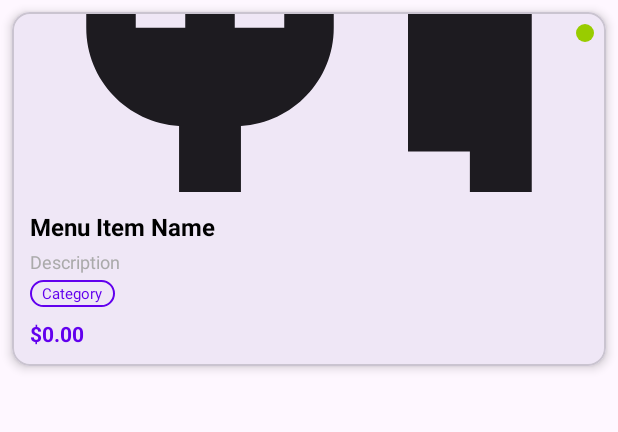
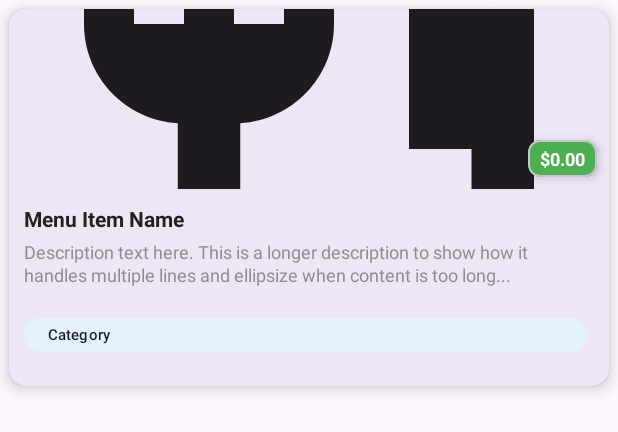
Before and after one commit to Thinhnthe172159/AndroidApp-FoodOrder, an Android app: the layout item_menu.xml on its own in the app's theme, with its tools: preview values and no code run, on a phone screen of 412 x 824 dp. Shown: the top 432 px of the screen. Run offline under Robolectric (Android 15) with nearby library versions, the phone set to English and light mode, and no system bars; network calls fail.

```diff
--- /dev/null
+++ b/app/src/main/java/com/fu/thinh_nguyen/qrfoodorder/data/model/OrderItemStatus.java
@@ -0,0 +1,22 @@
+package com.fu.thinh_nguyen.qrfoodorder.data.model;
+
+public class OrderItemStatus {
+    public static String PENDING = "Pending";
+    public static String Serving = "Serving";
+    public static String Canncel = "Canncel";
+    public static String Paid = "Paid";
+    public static String Update = "Update";
+
+    public static String getStatusText(String status) {
+        if (status == null) return "Không xác định";
+
+        switch (status) {
+            case "Pending": return "Chờ xử lý";
+            case "Serving": return "Đang phục vụ";
+            case "Update": return "Cập nhật món";
+            case "Canncel": return "Đã hủy";
+            case "Paid": return "Đã thanh toán";
+            default: return status;
+        }
+    }
+}
--- a/app/src/main/java/com/fu/thinh_nguyen/qrfoodorder/ui/adapter/MenuItemAdapter.java
+++ b/app/src/main/java/com/fu/thinh_nguyen/qrfoodorder/ui/adapter/MenuItemAdapter.java
@@ -69,7 +69,6 @@ public class MenuItemAdapter extends RecyclerView.Adapter<MenuItemAdapter.MenuIt
         private TextView descriptionTextView;
         private TextView priceTextView;
         private TextView categoryTextView;
-        private View availabilityIndicator;
 
         public MenuItemViewHolder(@NonNull View itemView) {
             super(itemView);
@@ -78,7 +77,6 @@ public class MenuItemAdapter extends RecyclerView.Adapter<MenuItemAdapter.MenuIt
             descriptionTextView = itemView.findViewById(R.id.menuItemDescription);
             priceTextView = itemView.findViewById(R.id.menuItemPrice);
             categoryTextView = itemView.findViewById(R.id.menuItemCategory);
-            availabilityIndicator = itemView.findViewById(R.id.availabilityIndicator);
 
             itemView.setOnClickListener(v -> {
                 if (listener != null && getAdapterPosition() != RecyclerView.NO_POSITION) {
@@ -110,15 +108,6 @@ public class MenuItemAdapter extends RecyclerView.Adapter<MenuItemAdapter.MenuIt
                 categoryTextView.setVisibility(View.GONE);
             }
 
-            // Set availability indicator
-            if (menuItem.getIsAvailable() != null && menuItem.getIsAvailable()) {
-                availabilityIndicator.setBackgroundColor(context.getResources().getColor(android.R.color.holo_green_light));
-                itemView.setAlpha(1.0f);
-            } else {
-                availabilityIndicator.setBackgroundColor(context.getResources().getColor(android.R.color.holo_red_light));
-                itemView.setAlpha(0.6f);
-            }
-
             // Load image - ĐƠN GIẢN HƠN NHIỀU
             loadMenuItemImage(menuItem);
         }
--- a/app/src/main/java/com/fu/thinh_nguyen/qrfoodorder/ui/adapter/OrderItemAdapter2.java
+++ b/app/src/main/java/com/fu/thinh_nguyen/qrfoodorder/ui/adapter/OrderItemAdapter2.java
@@ -18,6 +18,7 @@ import com.bumptech.glide.Glide;
 import com.fu.thinh_nguyen.qrfoodorder.R;
 import com.fu.thinh_nguyen.qrfoodorder.data.api.OrderService;
 import com.fu.thinh_nguyen.qrfoodorder.data.model.OrderItemDto;
+import com.fu.thinh_nguyen.qrfoodorder.data.model.OrderItemStatus;
 import com.fu.thinh_nguyen.qrfoodorder.data.network.RetrofitClient;
 import com.fu.thinh_nguyen.qrfoodorder.data.prefs.TokenManager;
 import com.fu.thinh_nguyen.qrfoodorder.ui.customer.ViewOrderItemDetailActivity;
@@ -71,7 +72,7 @@ public class OrderItemAdapter2 extends RecyclerView.Adapter<OrderItemAdapter2.It
 
         holder.txtPrice.setText("Giá: " + formatVND((double)item.getPrice()));
 
-        holder.txtTime.setText(item.getStatus());
+        holder.txtTime.setText(OrderItemStatus.getStatusText(item.getStatus()));
 
         // Load ảnh
         Glide.with(holder.imgFood.getContext())
--- a/app/src/main/res/layout/item_menu.xml
+++ b/app/src/main/res/layout/item_menu.xml
@@ -3,16 +3,20 @@
     xmlns:app="http://schemas.android.com/apk/res-auto"
     android:layout_width="match_parent"
     android:layout_height="wrap_content"
-    android:layout_margin="8dp"
+    android:layout_margin="6dp"
     app:cardCornerRadius="12dp"
-    app:cardElevation="4dp">
+    app:cardElevation="6dp"
+    app:strokeWidth="0dp"
+    android:foreground="?android:attr/selectableItemBackground"
+    android:clickable="true"
+    android:focusable="true">
 
     <LinearLayout
         android:layout_width="match_parent"
         android:layout_height="wrap_content"
         android:orientation="vertical">
 
-        <!-- Image Container -->
+        <!-- Image Container với Price overlay -->
         <FrameLayout
             android:layout_width="match_parent"
             android:layout_height="120dp">
@@ -24,14 +28,28 @@
                 android:scaleType="centerCrop"
                 android:src="@drawable/ic_restaurant" />
 
-            <!-- Availability Indicator -->
-            <View
-                android:id="@+id/availabilityIndicator"
-                android:layout_width="12dp"
-                android:layout_height="12dp"
-                android:layout_gravity="top|end"
+            <!-- Price - Góc dưới phải của ảnh -->
+            <com.google.android.material.card.MaterialCardView
+                android:layout_width="wrap_content"
+                android:layout_height="wrap_content"
+                android:layout_gravity="bottom|end"
                 android:layout_margin="8dp"
-                android:background="@drawable/circle_background" />
+                app:cardCornerRadius="8dp"
+                app:cardElevation="4dp"
+                app:cardBackgroundColor="@color/price_color">
+
+                <TextView
+                    android:id="@+id/menuItemPrice"
+                    android:layout_width="wrap_content"
+                    android:layout_height="wrap_content"
+                    android:text="$0.00"
+                    android:textColor="@android:color/white"
+                    android:textSize="12sp"
+                    android:textStyle="bold"
+                    android:paddingHorizontal="8dp"
+                    android:paddingVertical="4dp" />
+
+            </com.google.android.material.card.MaterialCardView>
 
         </FrameLayout>
 
@@ -40,7 +58,7 @@
             android:layout_width="match_parent"
             android:layout_height="wrap_content"
             android:orientation="vertical"
-            android:padding="12dp">
+            android:padding="10dp">
 
             <!-- Menu Item Name -->
             <TextView
@@ -50,45 +68,59 @@
                 android:ellipsize="end"
                 android:maxLines="2"
                 android:text="Menu Item Name"
-                android:textColor="@android:color/black"
-                android:textSize="16sp"
-                android:textStyle="bold" />
+                android:textColor="@color/text_primary"
+                android:textSize="14sp"
+                android:textStyle="bold"
+                android:lineSpacingExtra="1dp" />
 
-            <!-- Description -->
+            <!-- Description - Chỉ 3 dòng với ellipsize -->
             <TextView
                 android:id="@+id/menuItemDescription"
                 android:layout_width="match_parent"
                 android:layout_height="wrap_content"
                 android:layout_marginTop="4dp"
                 android:ellipsize="end"
-                android:maxLines="2"
-                android:text="Description"
-                android:textColor="@android:color/darker_gray"
-                android:textSize="12sp" />
+                android:maxLines="3"
+                android:text="Description text here. This is a longer description to show how it handles multiple lines and ellipsize when content is too long..."
+                android:textColor="@color/text_secondary"
+                android:textSize="12sp"
+                android:lineSpacingExtra="1dp"
+                android:alpha="0.8" />
 
-            <!-- Category -->
-            <TextView
-                android:id="@+id/menuItemCategory"
-                android:layout_width="wrap_content"
-                android:layout_height="wrap_content"
-                android:layout_marginTop="4dp"
-                android:background="@drawable/category_chip_background"
-                android:paddingHorizontal="8dp"
-                android:paddingVertical="2dp"
-                android:text="Category"
-                android:textColor="@color/design_default_color_primary"
-                android:textSize="10sp" />
-
-            <!-- Price -->
-            <TextView
-                android:id="@+id/menuItemPrice"
+            <!-- Bottom Row - Category và Rating -->
+            <LinearLayout
                 android:layout_width="match_parent"
                 android:layout_height="wrap_content"
                 android:layout_marginTop="8dp"
-                android:text="$0.00"
-                android:textColor="@color/design_default_color_primary"
-                android:textSize="14sp"
-                android:textStyle="bold" />
+                android:orientation="horizontal"
+                android:gravity="center_vertical">
+
+                <!-- Category Chip -->
+                <com.google.android.material.chip.Chip
+                    android:id="@+id/menuItemCategory"
+                    android:layout_width="wrap_content"
+                    android:layout_height="wrap_content"
+                    android:layout_weight="1"
+                    android:text="Category"
+                    android:textSize="10sp"
+                    app:chipBackgroundColor="@color/chip_background"
+                    app:chipCornerRadius="12dp"
+                    app:chipMinHeight="22dp"
+                    app:chipStrokeWidth="0dp" />
+
+                <!-- Rating Section -->
+                <LinearLayout
+                    android:layout_width="wrap_content"
+                    android:layout_height="wrap_content"
+                    android:orientation="horizontal"
+                    android:gravity="center_vertical"
+                    android:layout_marginStart="4dp">
+
+
+
+                </LinearLayout>
+
+            </LinearLayout>
 
         </LinearLayout>
 
--- a/app/src/main/res/values/colors.xml
+++ b/app/src/main/res/values/colors.xml
@@ -8,4 +8,13 @@
     <color name="colorPrimary">#FF6200EE</color>
     <color name="colorPrimaryDark">#FF3700B3</color>
     <color name="colorAccent">#FF03DAC5</color>
+
+    <!-- New colors for menu item card -->
+    <color name="text_primary">#FF212121</color>
+    <color name="text_secondary">#FF757575</color>
+    <color name="price_color">#FF4CAF50</color>
+    <color name="availability_green">#FF4CAF50</color>
+    <color name="chip_background">#FFE3F2FD</color>
+    <color name="fab_background">#80000000</color>
+    <color name="rating_star">#FFFFC107</color>
 </resources>
```
